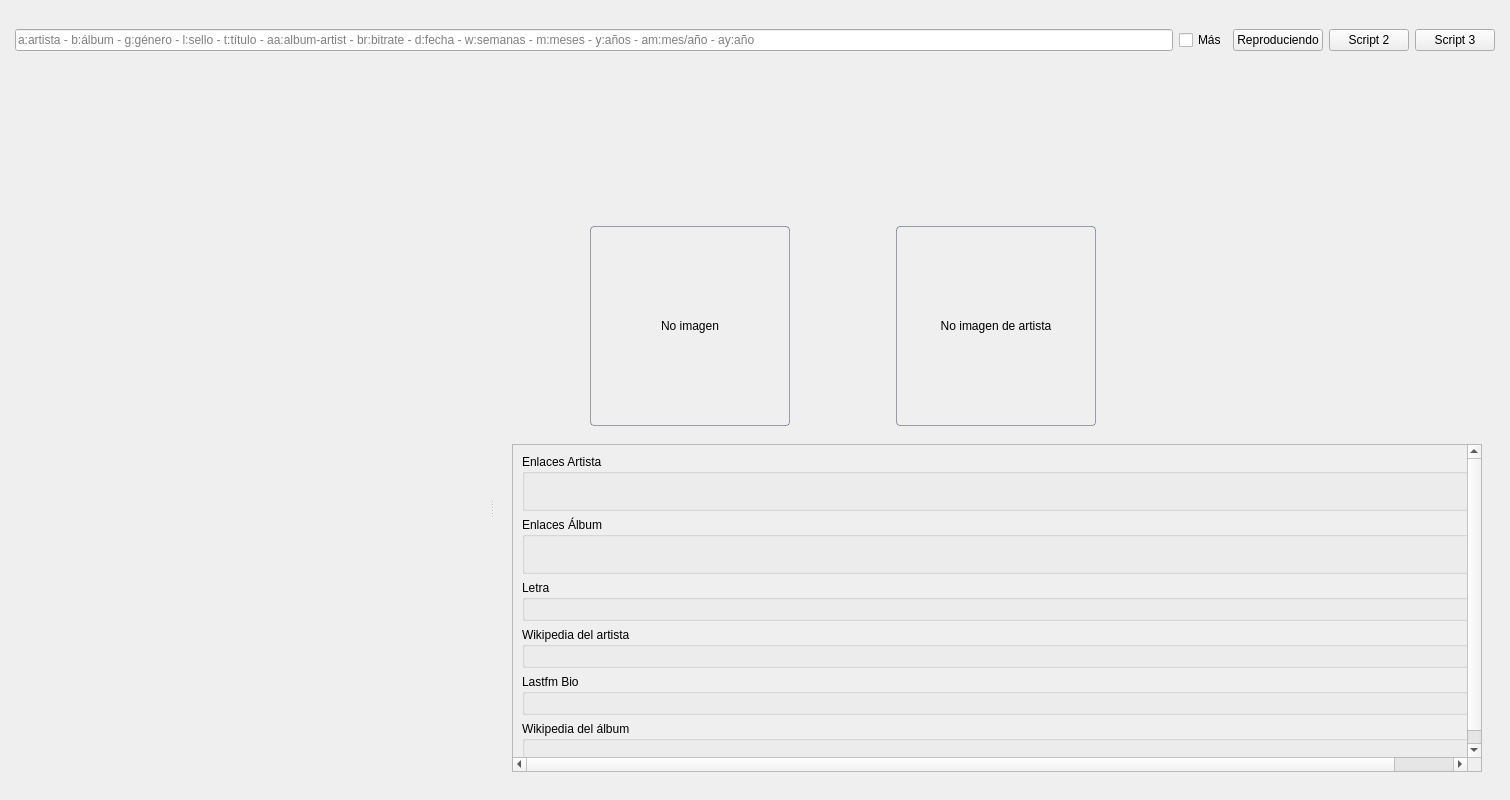
This is ui/music_fuzzy_module.ui in volteret4/mfuz as Qt 5 draws it before an edit. The edited form follows.
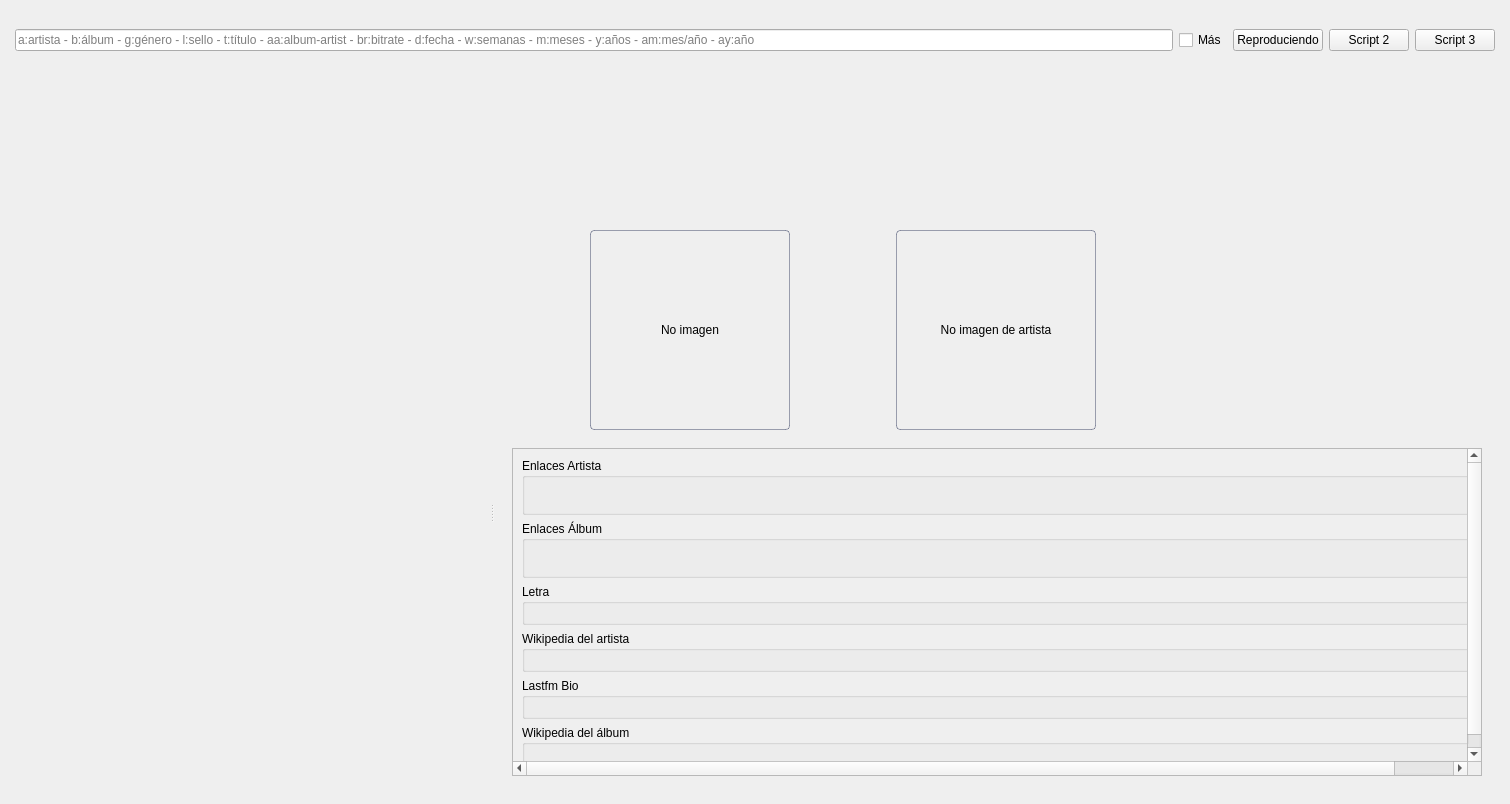
This is the edited form. Icons and pictures are not drawn.

Commit message: BROWSER añadiendo feeds...

```diff
--- a/ui/music_fuzzy_module.ui
+++ b/ui/music_fuzzy_module.ui
@@ -7,7 +7,7 @@
     <x>0</x>
     <y>0</y>
     <width>1510</width>
-    <height>800</height>
+    <height>804</height>
    </rect>
   </property>
   <property name="sizePolicy">
@@ -860,7 +860,7 @@
                    <x>0</x>
                    <y>0</y>
                    <width>1048</width>
-                   <height>467</height>
+                   <height>471</height>
                   </rect>
                  </property>
                  <layout class="QVBoxLayout" name="verticalLayout_4">
```
Left out of the diff: 8 changed lines with no effect on the pictures. The commit also changes 2 other files.
